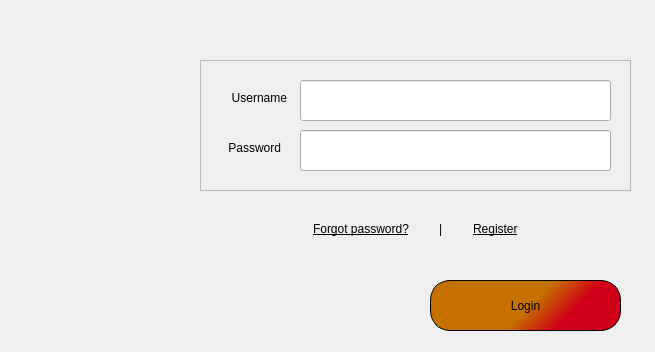
gagabon501/cs106-2, file MyCovidRecord/login.ui: the form before one commit.
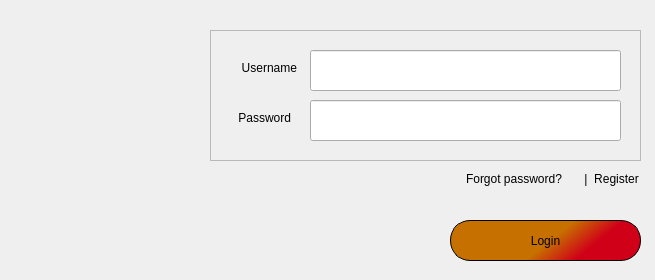
The form after the commit. Icons and pictures are not drawn.

```diff
--- a/MyCovidRecord/login.ui
+++ b/MyCovidRecord/login.ui
@@ -7,7 +7,7 @@
     <x>0</x>
     <y>0</y>
     <width>655</width>
-    <height>352</height>
+    <height>280</height>
    </rect>
   </property>
   <property name="windowTitle">
@@ -16,8 +16,8 @@
   <widget class="QFrame" name="frame_2">
    <property name="geometry">
     <rect>
-     <x>200</x>
-     <y>60</y>
+     <x>210</x>
+     <y>30</y>
      <width>431</width>
      <height>131</height>
     </rect>
@@ -165,102 +165,13 @@
     <string/>
    </property>
   </widget>
-  <widget class="QFrame" name="frame_3">
-   <property name="geometry">
-    <rect>
-     <x>280</x>
-     <y>210</y>
-     <width>271</width>
-     <height>38</height>
-    </rect>
-   </property>
-   <property name="sizePolicy">
-    <sizepolicy hsizetype="Preferred" vsizetype="Maximum">
-     <horstretch>0</horstretch>
-     <verstretch>0</verstretch>
-    </sizepolicy>
-   </property>
-   <property name="styleSheet">
-    <string notr="true">border: 0;</string>
-   </property>
-   <property name="frameShape">
-    <enum>QFrame::StyledPanel</enum>
-   </property>
-   <property name="frameShadow">
-    <enum>QFrame::Raised</enum>
-   </property>
-   <layout class="QVBoxLayout" name="verticalLayout_3">
-    <item>
-     <layout class="QHBoxLayout" name="horizontalLayout_4">
-      <item>
-       <widget class="QLabel" name="label_forgotPassword">
-        <property name="sizePolicy">
-         <sizepolicy hsizetype="Maximum" vsizetype="Maximum">
-          <horstretch>0</horstretch>
-          <verstretch>0</verstretch>
-         </sizepolicy>
-        </property>
-        <property name="font">
-         <font>
-          <underline>true</underline>
-         </font>
-        </property>
-        <property name="cursor">
-         <cursorShape>OpenHandCursor</cursorShape>
-        </property>
-        <property name="text">
-         <string>Forgot password?</string>
-        </property>
-        <property name="alignment">
-         <set>Qt::AlignCenter</set>
-        </property>
-       </widget>
-      </item>
-      <item>
-       <widget class="QLabel" name="label">
-        <property name="sizePolicy">
-         <sizepolicy hsizetype="Maximum" vsizetype="Maximum">
-          <horstretch>0</horstretch>
-          <verstretch>0</verstretch>
-         </sizepolicy>
-        </property>
-        <property name="text">
-         <string>|</string>
-        </property>
-       </widget>
-      </item>
-      <item>
-       <widget class="QLabel" name="label_Register">
-        <property name="sizePolicy">
-         <sizepolicy hsizetype="Maximum" vsizetype="Maximum">
-          <horstretch>0</horstretch>
-          <verstretch>0</verstretch>
-         </sizepolicy>
-        </property>
-        <property name="font">
-         <font>
-          <underline>true</underline>
-         </font>
-        </property>
-        <property name="cursor">
-         <cursorShape>OpenHandCursor</cursorShape>
-        </property>
-        <property name="text">
-         <string>Register</string>
-        </property>
-       </widget>
-      </item>
-     </layout>
-    </item>
-   </layout>
-  </widget>
   <widget class="QPushButton" name="pushButton">
    <property name="geometry">
     <rect>
-     <x>430</x>
-     <y>280</y>
+     <x>450</x>
+     <y>220</y>
      <width>191</width>
-     <height>51</height>
+     <height>41</height>
     </rect>
    </property>
    <property name="sizePolicy">
@@ -296,8 +207,8 @@
   <widget class="QLabel" name="label_logo">
    <property name="geometry">
     <rect>
-     <x>20</x>
-     <y>50</y>
+     <x>30</x>
+     <y>20</y>
      <width>141</width>
      <height>161</height>
     </rect>
@@ -337,6 +248,73 @@
     <string/>
    </property>
   </widget>
+  <widget class="QWidget" name="">
+   <property name="geometry">
+    <rect>
+     <x>450</x>
+     <y>170</y>
+     <width>189</width>
+     <height>18</height>
+    </rect>
+   </property>
+   <layout class="QHBoxLayout" name="horizontalLayout">
+    <item>
+     <widget class="QPushButton" name="pushButton_forgotPassword">
+      <property name="sizePolicy">
+       <sizepolicy hsizetype="Preferred" vsizetype="Fixed">
+        <horstretch>0</horstretch>
+        <verstretch>0</verstretch>
+       </sizepolicy>
+      </property>
+      <property name="cursor">
+       <cursorShape>OpenHandCursor</cursorShape>
+      </property>
+      <property name="styleSheet">
+       <string notr="true">border: 0;</string>
+      </property>
+      <property name="text">
+       <string>Forgot password?</string>
+      </property>
+     </widget>
+    </item>
+    <item>
+     <widget class="QLabel" name="label">
+      <property name="sizePolicy">
+       <sizepolicy hsizetype="Maximum" vsizetype="Maximum">
+        <horstretch>0</horstretch>
+        <verstretch>0</verstretch>
+       </sizepolicy>
+      </property>
+      <property name="text">
+       <string>|</string>
+      </property>
+      <property name="alignment">
+       <set>Qt::AlignCenter</set>
+      </property>
+     </widget>
+    </item>
+    <item>
+     <widget class="QPushButton" name="pushButton_Register">
+      <property name="sizePolicy">
+       <sizepolicy hsizetype="Maximum" vsizetype="Fixed">
+        <horstretch>0</horstretch>
+        <verstretch>0</verstretch>
+       </sizepolicy>
+      </property>
+      <property name="cursor">
+       <cursorShape>OpenHandCursor</cursorShape>
+      </property>
+      <property name="styleSheet">
+       <string notr="true">border: 0;</string>
+      </property>
+      <property name="text">
+       <string>Register</string>
+      </property>
+     </widget>
+    </item>
+   </layout>
+   <zorder>pushButton_Register</zorder>
+  </widget>
  </widget>
  <resources>
   <include location="resources/mycovidrecord.qrc"/>
```
